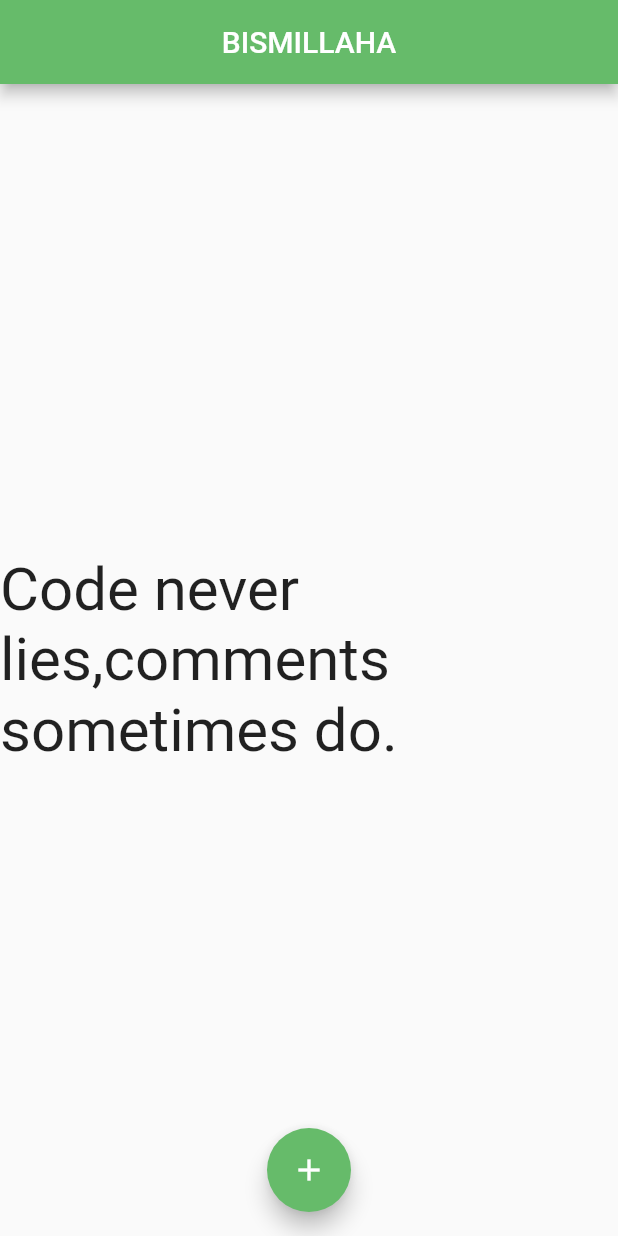
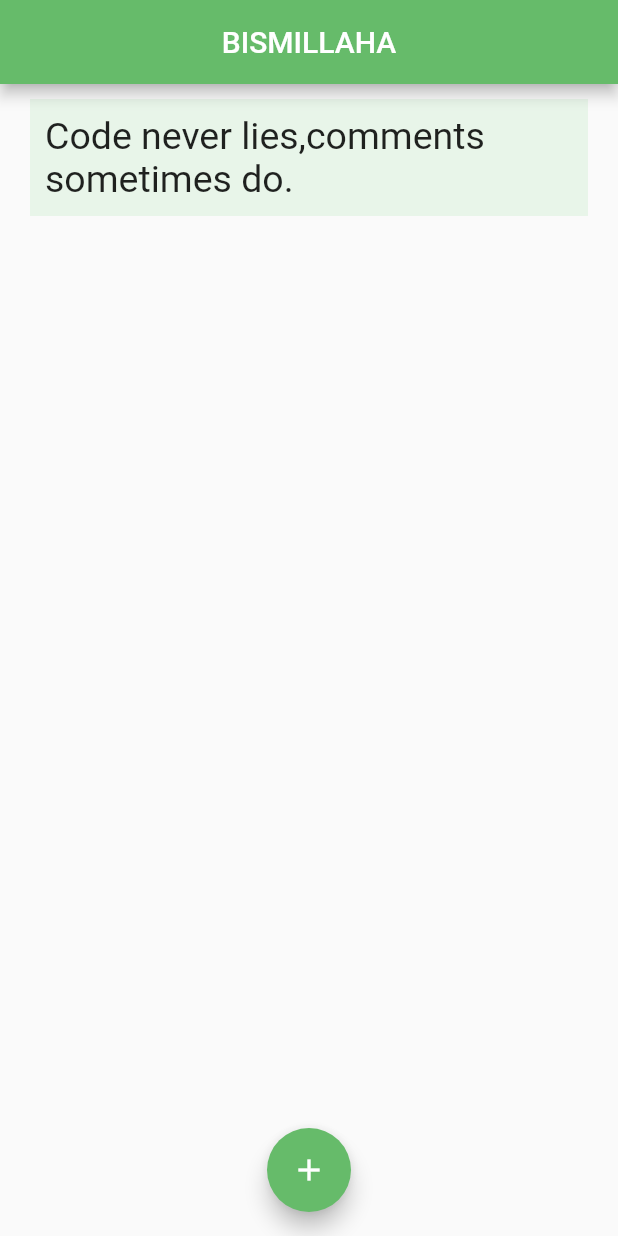
Before and after one commit to JubairAlamOvi02/Learn_Flutter, a Flutter app: the screen it shows after launch, after a tap on the "add" icon, on a phone screen of 412 x 824 dp. Run offline on Flutter 3.47's test engine with Material 2 defaults, Android fonts, the phone set to English and light mode, and no system bars.

Commit message:
Margin and Padding

```diff
--- a/learn_flutter/lib/main.dart
+++ b/learn_flutter/lib/main.dart
@@ -40,10 +40,13 @@ class _MyAppState extends State<MyApp> {
           centerTitle: true,
           backgroundColor: Colors.green[400],
         ),
-        body: Center(
+        body: Container(
+          color: Colors.green[50],
+          margin: EdgeInsets.symmetric(horizontal: 20, vertical: 10),
+          padding: EdgeInsets.all(10),
           child: Text(
             '${jokes[count]}',
-            style: TextStyle(fontSize: 40),
+            style: TextStyle(fontSize: 25),
           ),
         ),
         floatingActionButton: FloatingActionButton(
```
